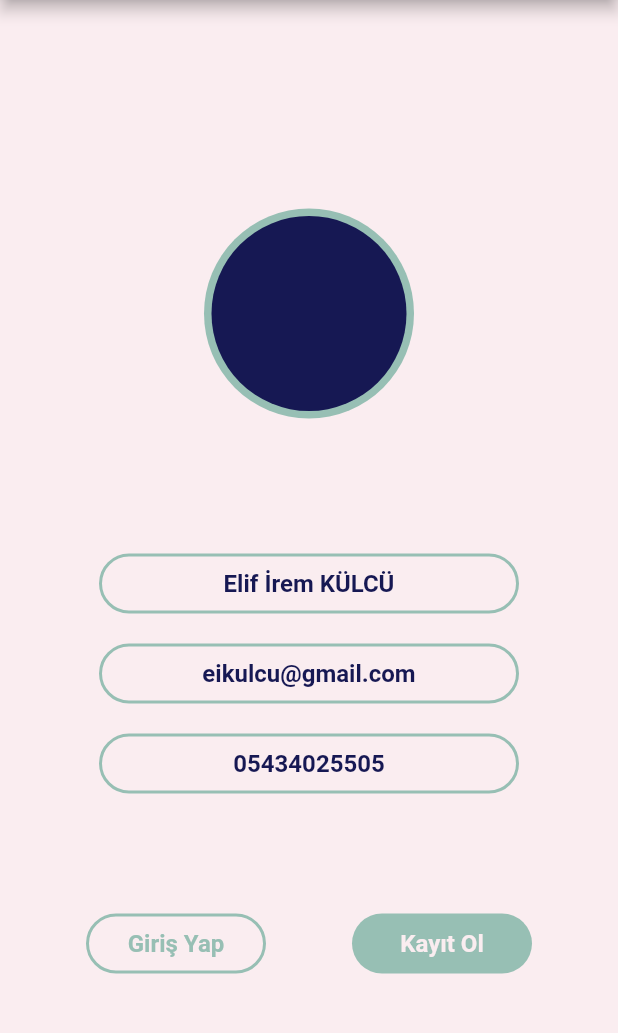
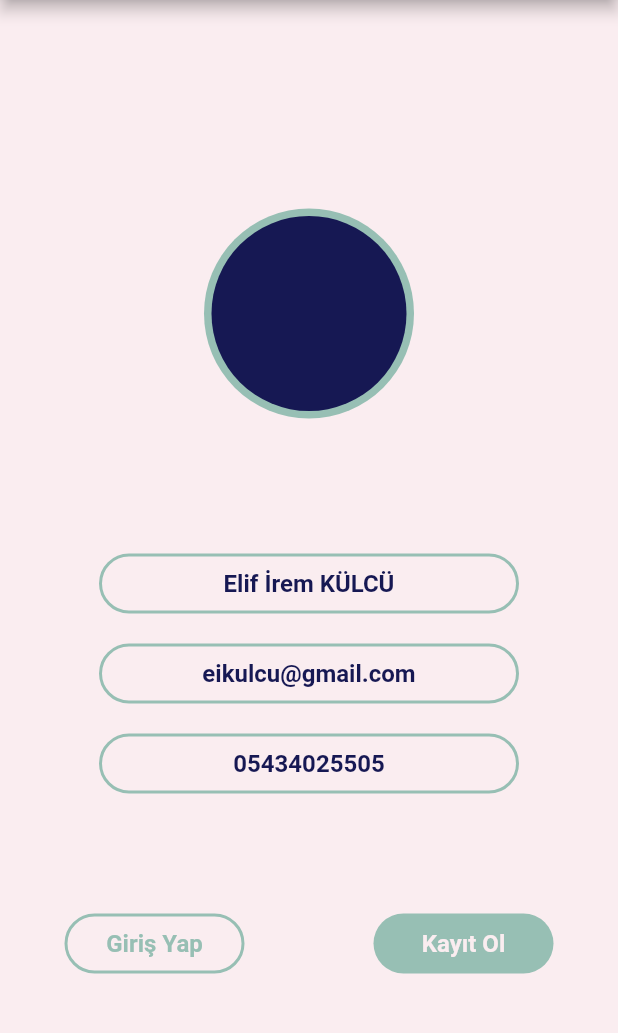
Before and after one commit to elffirem/Altered-Flutter-Counter, a Flutter app: the screen it shows after launch, on a phone screen of 412 x 824 dp, the part 84-1117 px from its top. Run offline on Flutter 3.47's test engine with Material 2 defaults, Android fonts, the phone set to English and light mode, and no system bars.

Commit message:
bug fixed

```diff
--- a/lib/main.dart
+++ b/lib/main.dart
@@ -141,8 +141,9 @@ class _MyHomePageState extends State<MyHomePage> {
             SizedBox(
               height: 80,
             ),
-            Row(
-              mainAxisAlignment: MainAxisAlignment.spaceEvenly,
+            Container(
+              child: Row(
+                mainAxisAlignment: MainAxisAlignment.spaceAround,
                 children: [
                   Container(
                     width: 120,
@@ -190,6 +191,7 @@ class _MyHomePageState extends State<MyHomePage> {
                   ),
                 ],
               ),
+            ),
           ],
         ),
       ),
```
Lines whose indentation alone changed are shown as unchanged.
